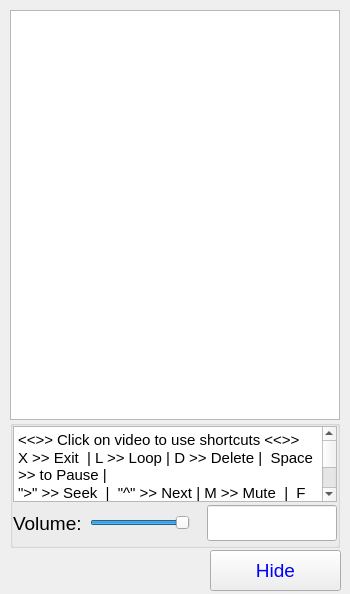
Before: the Qt Designer form playlistitems.ui in futuregainz/iPlayMovie, drawn with Qt 5.
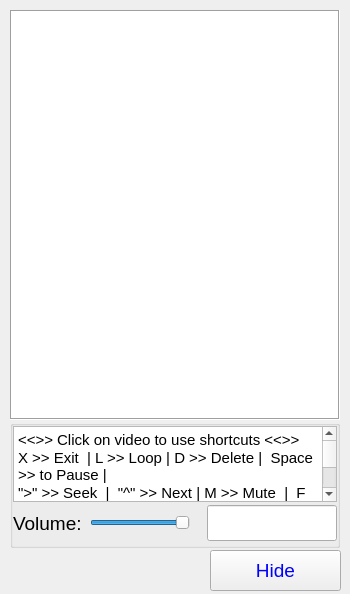
After: the same form once the commit is applied.

Commit message: Modified login Page UI

```diff
--- a/playlistitems.ui
+++ b/playlistitems.ui
@@ -84,6 +84,9 @@
    <property name="autoFillBackground">
     <bool>true</bool>
    </property>
+   <property name="frameShape">
+    <enum>QFrame::Box</enum>
+   </property>
    <property name="horizontalScrollBarPolicy">
     <enum>Qt::ScrollBarAsNeeded</enum>
    </property>
```
Left out of the diff: 3 changed lines with no effect on the pictures. The commit also changes 7 other files.
